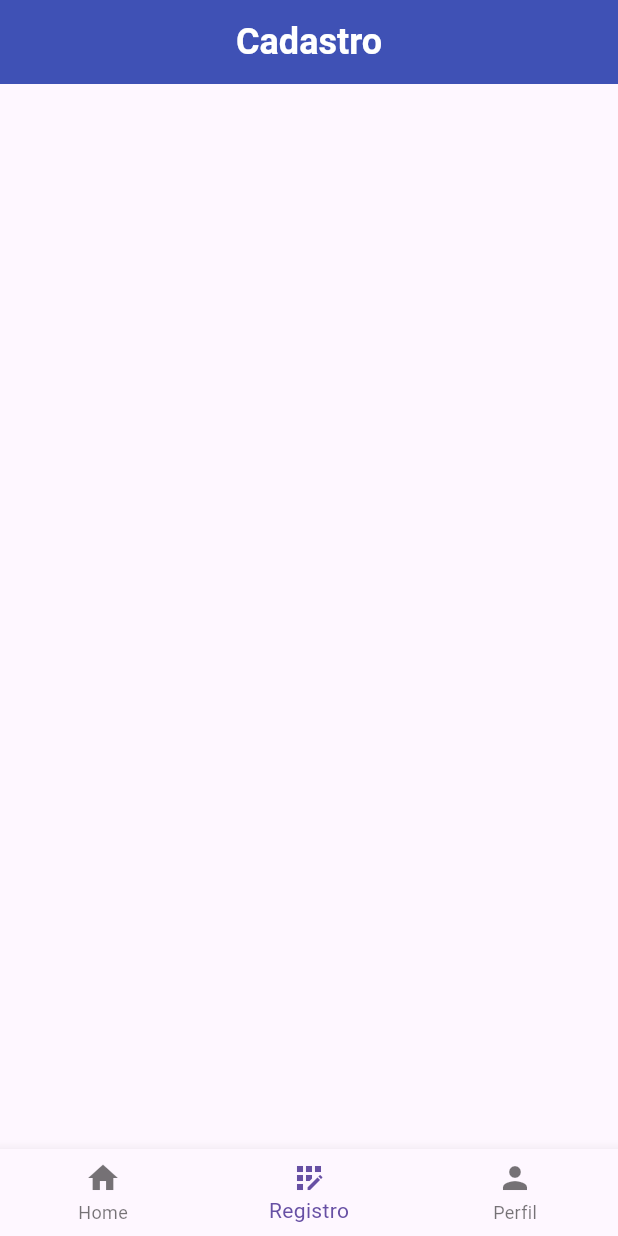
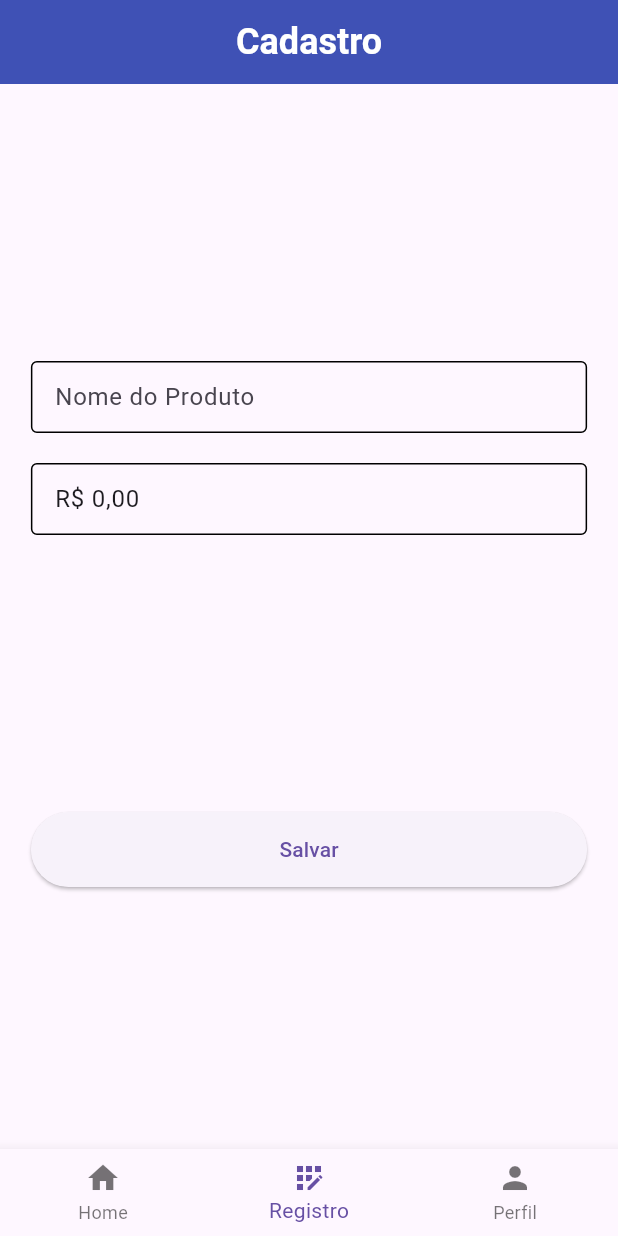
Before and after one commit to isacmaximo/flutter-test, a Flutter app: the screen it shows after launch, item 2 of the bottom bar chosen, on a phone screen of 412 x 824 dp. Run offline on Flutter 3.47's test engine with Material 3 defaults, Android fonts, the phone set to English and light mode, and no system bars; our stand-ins replace extended_masked_text, flutter_keyboard_visibility, flutter_mobx, flutter_modular, mobx; generated files the repository leaves out were written again.

Commit message:
Initial crud

```diff
--- a/lib/app/modules/home/components/base_screen.dart
+++ b/lib/app/modules/home/components/base_screen.dart
@@ -1,4 +1,5 @@
 import 'package:flutter/material.dart';
+import 'package:flutter_keyboard_visibility/flutter_keyboard_visibility.dart';
 
 class BaseScreen extends StatelessWidget {
   final String title;
@@ -11,7 +12,8 @@ class BaseScreen extends StatelessWidget {
 
   @override
   Widget build(BuildContext context) {
-    return Scaffold(
+    return KeyboardDismissOnTap(
+      child: Scaffold(
         appBar: AppBar(
           backgroundColor: Colors.indigo,
           centerTitle: true,
@@ -25,6 +27,7 @@ class BaseScreen extends StatelessWidget {
           ),
         ),
         body: child,
+      ),
     );
   }
 }
--- a/lib/app/modules/home/components/custom_button.dart
+++ b/lib/app/modules/home/components/custom_button.dart
@@ -3,14 +3,20 @@ import 'package:flutter/material.dart';
 class CustomButton extends StatelessWidget {
   final String title;
   final void Function()? onPressed;
-  const CustomButton({super.key, required this.title, this.onPressed});
+  final double? width;
+  const CustomButton({
+    super.key,
+    required this.title,
+    this.onPressed,
+    this.width,
+  });
 
   @override
   Widget build(BuildContext context) {
     Size size = MediaQuery.of(context).size;
     return ElevatedButton(
       style: ElevatedButton.styleFrom(
-        maximumSize: Size(size.width * 0.6, 50),
+        maximumSize: Size((width ?? size.width * 0.6), 50),
       ),
       onPressed: onPressed,
       child: Center(
--- a/lib/app/modules/home/components/custom_input.dart
+++ b/lib/app/modules/home/components/custom_input.dart
@@ -2,6 +2,7 @@ import 'package:flutter/material.dart';
 
 class CustomInput extends StatelessWidget {
   final TextEditingController? controller;
+  final String? Function(String?)? validator;
   final String? hintText;
   final double? width;
   const CustomInput({
@@ -9,23 +10,38 @@ class CustomInput extends StatelessWidget {
     this.controller,
     this.width,
     this.hintText,
+    this.validator,
   });
 
   @override
   Widget build(BuildContext context) {
     Size size = MediaQuery.of(context).size;
     return Container(
-      margin: EdgeInsets.symmetric(vertical: 10),
+      margin: const EdgeInsets.symmetric(vertical: 10),
       width: width ?? size.width * 0.8,
       child: TextFormField(
         controller: controller,
+        validator: validator,
         decoration: InputDecoration(
           isDense: true,
           hintText: hintText,
+          focusedErrorBorder: const OutlineInputBorder(
+            borderSide: BorderSide(color: Colors.black),
+          ),
           focusedBorder: const OutlineInputBorder(
             borderSide: BorderSide(color: Colors.black),
           ),
           enabledBorder: const OutlineInputBorder(
+            borderSide: BorderSide(
+              color: Colors.black,
+            ),
+          ),
+          errorBorder: const OutlineInputBorder(
+            borderSide: BorderSide(
+              color: Colors.black,
+            ),
+          ),
+          disabledBorder: const OutlineInputBorder(
             borderSide: BorderSide(
               color: Colors.black,
             ),
--- a/lib/app/modules/home/pages/register_page.dart
+++ b/lib/app/modules/home/pages/register_page.dart
@@ -1,15 +1,54 @@
+import 'package:app_test1/app/models/product.dart';
 import 'package:app_test1/app/modules/home/components/base_screen.dart';
+import 'package:app_test1/app/modules/home/components/custom_button.dart';
+import 'package:app_test1/app/modules/home/components/custom_input.dart';
+import 'package:app_test1/app/modules/home/controllers/product_controller.dart';
+import 'package:app_test1/app/shared/validators.dart';
 import 'package:flutter/material.dart';
+import 'package:flutter_modular/flutter_modular.dart';
 
 class RegisterPage extends StatelessWidget {
-  const RegisterPage({super.key});
+  final _controller = Modular.get<ProductController>();
+  final _formKey = GlobalKey<FormState>();
+  RegisterPage({super.key});
 
   @override
   Widget build(BuildContext context) {
+    Size size = MediaQuery.of(context).size;
     return BaseScreen(
       title: 'Cadastro',
-      child: Column(
-        children: [],
+      child: Center(
+        child: Form(
+          key: _formKey,
+          child: Column(
+            children: [
+              const Spacer(flex: 1),
+              CustomInput(
+                width: size.width * 0.9,
+                controller: _controller.nameController,
+                hintText: 'Nome do Produto',
+                validator: Validators.requiredInputField,
+              ),
+              CustomInput(
+                width: size.width * 0.9,
+                controller: _controller.priceController,
+                hintText: 'Preço do produto',
+                validator: Validators.requiredValidPrice,
+              ),
+              const Spacer(flex: 1),
+              CustomButton(
+                width: size.width * 0.9,
+                title: 'Salvar',
+                onPressed: () {
+                  if (_formKey.currentState!.validate()) {
+                    _controller.addProduct();
+                  }
+                },
+              ),
+              const Spacer(flex: 1),
+            ],
+          ),
+        ),
       ),
     );
   }
--- a/pubspec.yaml
+++ b/pubspec.yaml
@@ -16,6 +16,7 @@ dependencies:
   flutter_native_splash: ^2.3.2
   lottie: ^2.6.0
   intl: ^0.19.0
+  extended_masked_text: ^3.0.1
 
 dev_dependencies:
   flutter_test:
```
Also changed, not shown: lib/app/modules/home/components/edit_dialog.dart (+33 -4 lines), lib/app/modules/home/controllers/product_controller.dart (+37 -4 lines), lib/app/shared/currency_util.dart (+14 -0 lines), lib/app/shared/validators.dart (added, +23 -0 lines), lib/app/modules/home/controllers/product_controller.g.dart, pubspec.lock. Lines whose indentation alone changed are shown as unchanged.
